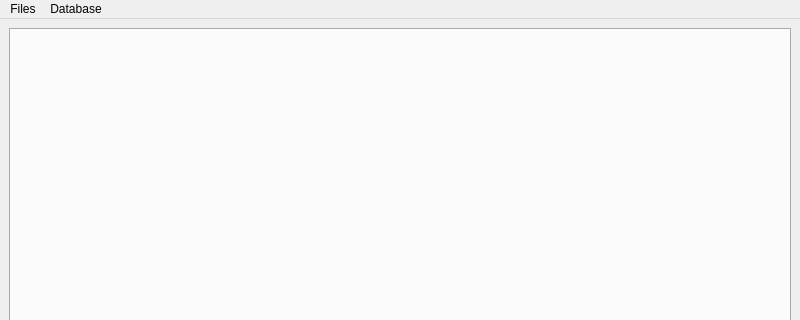
Before: the Qt Designer form interface/views/IDHANView/IDHANView.ui in KJNeko/IDHAN, drawn with Qt 5; both pictures show x 0 to 800 and y 0 to 320 of the 800 by 600 pixel window.
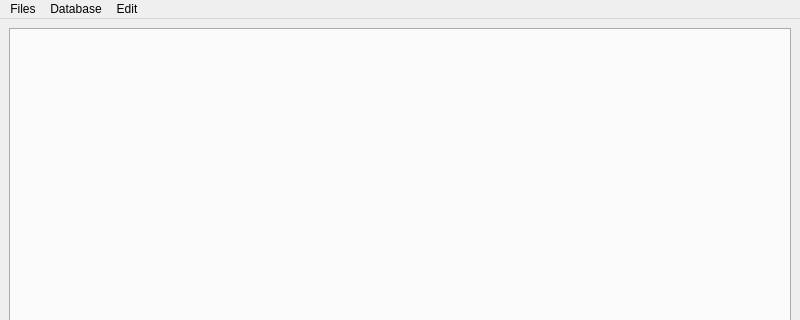
After: the same form once the commit is applied.

Patch:
```diff
--- a/interface/views/IDHANView/IDHANView.ui
+++ b/interface/views/IDHANView/IDHANView.ui
@@ -26,7 +26,7 @@
      <x>0</x>
      <y>0</y>
      <width>800</width>
-     <height>21</height>
+     <height>22</height>
     </rect>
    </property>
    <widget class="QMenu" name="menuImport_files">
@@ -40,8 +40,15 @@
      <string>Database</string>
     </property>
    </widget>
+   <widget class="QMenu" name="menuEdit">
+    <property name="title">
+     <string>Edit</string>
+    </property>
+    <addaction name="actionAddNewView"/>
+   </widget>
    <addaction name="menuImport_files"/>
    <addaction name="menuDatabase"/>
+   <addaction name="menuEdit"/>
   </widget>
   <widget class="QStatusBar" name="statusbar"/>
   <action name="actionImport">
```
Left out of the diff: 16 changed lines with no effect on the pictures.
